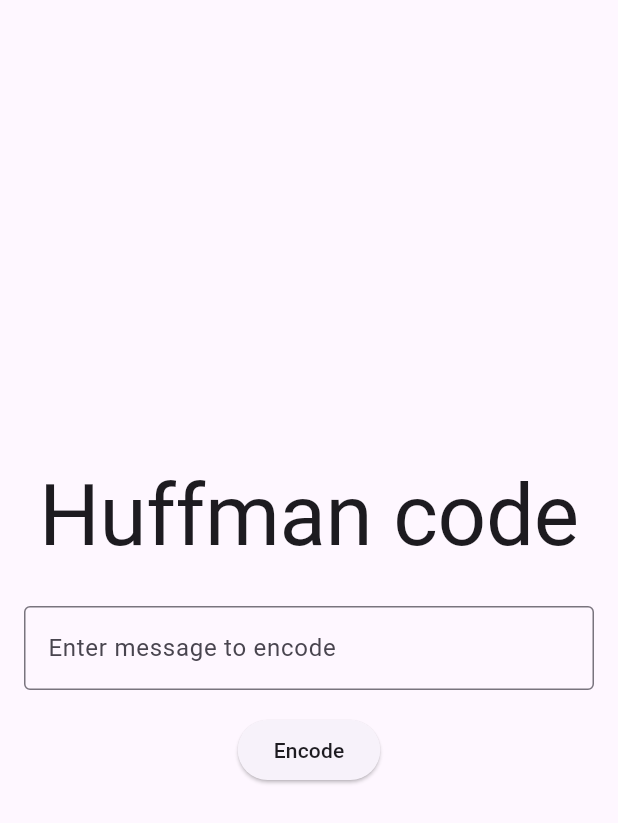
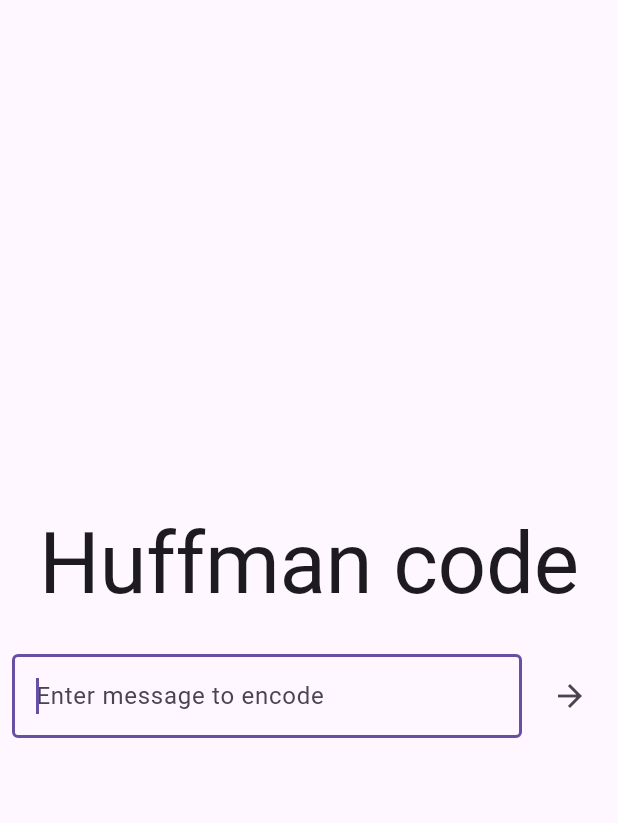
Before and after one commit to 30james00/huffman, a Flutter app: the screen it shows after launch, on a phone screen of 412 x 824 dp. Shown: the top 823 px of the screen. Run offline on Flutter 3.47's test engine with Material 2 defaults, Android fonts, the phone set to English and light mode, and no system bars.

Commit message:
Impove UI

```diff
--- a/lib/home.dart
+++ b/lib/home.dart
@@ -1,6 +1,7 @@
 import 'package:flutter/material.dart';
 import 'package:huffman/application/huffman.dart';
 import 'package:huffman/presentation/huffman_stats.dart';
+import 'package:huffman/presentation/huffman_tree_page.dart';
 
 class HomePage extends StatefulWidget {
   const HomePage({Key? key}) : super(key: key);
@@ -24,10 +25,10 @@ class _HomePageState extends State<HomePage> {
   @override
   Widget build(BuildContext context) {
     return Scaffold(
-      body: Padding(
-        padding: const EdgeInsets.all(8.0),
-        child: Center(
+      body: Center(
         child: SingleChildScrollView(
+          child: Container(
+            constraints: BoxConstraints(maxWidth: 1000),
             child: Column(
               crossAxisAlignment: CrossAxisAlignment.center,
               children: [
@@ -38,12 +39,15 @@ class _HomePageState extends State<HomePage> {
                     style: Theme.of(context).textTheme.headline1,
                   ),
                 ),
-                Container(
+                Row(
+                  children: [
+                    Flexible(
+                      child: Padding(
                         padding: const EdgeInsets.all(8.0),
-                  constraints: const BoxConstraints(maxWidth: 800),
                         child: Form(
                           key: _formKey,
                           child: TextFormField(
+                            autofocus: true,
                             controller: formController,
                             validator: (value) {
                               if (value == null || value.isEmpty) {
@@ -59,9 +63,11 @@ class _HomePageState extends State<HomePage> {
                           ),
                         ),
                       ),
+                    ),
                     Padding(
-                  padding: const EdgeInsets.all(8.0),
-                  child: ElevatedButton(
+                      padding: const EdgeInsets.fromLTRB(0, 8, 8, 8),
+                      child: IconButton(
+                        splashRadius: 20,
                         onPressed: () {
                           if (_formKey.currentState!.validate()) {
                             ScaffoldMessenger.of(context).showSnackBar(
@@ -74,13 +80,26 @@ class _HomePageState extends State<HomePage> {
                             });
                           }
                         },
-                    child: Text(
-                      'Encode',
-                      style: Theme.of(context).textTheme.button,
+                        icon: const Icon(Icons.arrow_forward),
+                      ),
+                    ),
+                  ],
+                ),
+                if (huffman != null)
+                  HuffmanStats(
+                    huffman: huffman!,
+                    pushGraph: () => {
+                      Navigator.push(
+                        context,
+                        MaterialPageRoute(
+                          builder: (context) => HuffmanTreePage(
+                            huffmanHeight: huffman!.height,
+                            root: huffman!.root,
                           ),
                         ),
                       ),
-                if (huffman != null) HuffmanStats(huffman: huffman!),
+                    },
+                  ),
               ],
             ),
           ),
--- a/lib/main.dart
+++ b/lib/main.dart
@@ -13,7 +13,7 @@ class MyApp extends StatelessWidget {
     return MaterialApp(
       title: 'Flutter Demo',
       theme: ThemeData(
-        primarySwatch: Colors.blue,
+        primarySwatch: Colors.grey,
         useMaterial3: true,
       ),
       home: const HomePage(),
--- a/lib/presentation/huffman_table.dart
+++ b/lib/presentation/huffman_table.dart
@@ -8,6 +8,7 @@ class HuffmanTable extends StatelessWidget {
   @override
   Widget build(BuildContext context) {
     return DataTable(
+      sortColumnIndex: 1,
       columns: const [
         DataColumn(label: Text('Character')),
         DataColumn(label: Text('Code')),
```
Also changed, not shown: lib/presentation/huffman_stats.dart (+62 -9 lines), lib/presentation/huffman_tree_page.dart (renamed from lib/presentation/huffman_tree_view.dart, +17 -8 lines). Lines whose indentation alone changed are shown as unchanged.
